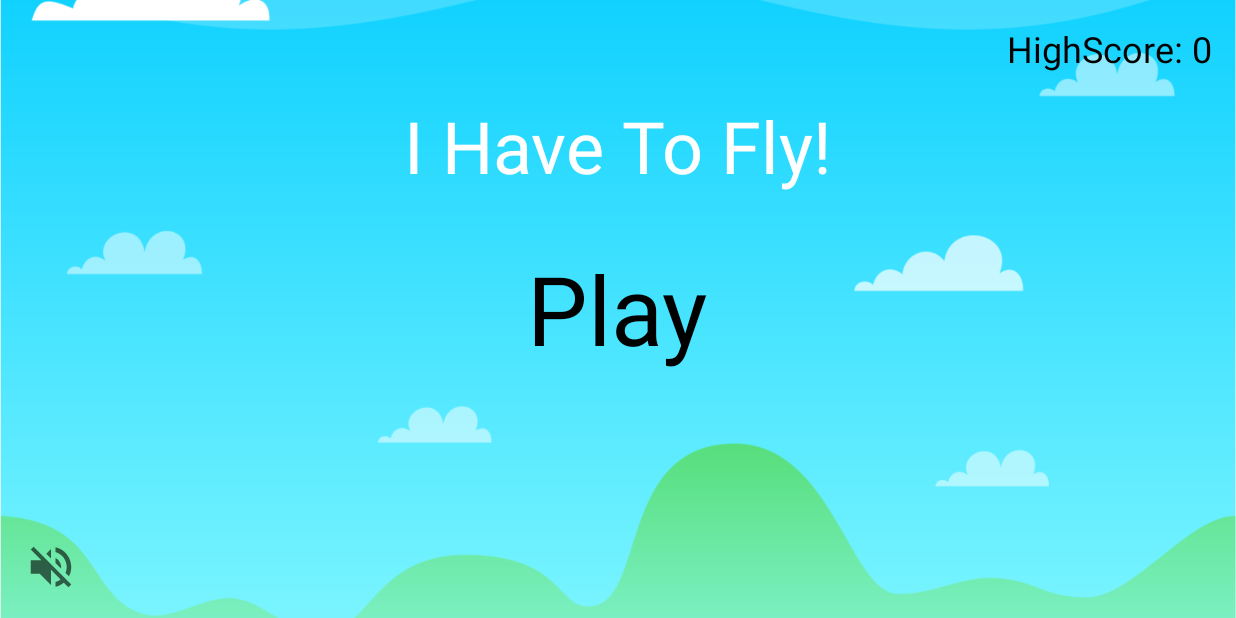
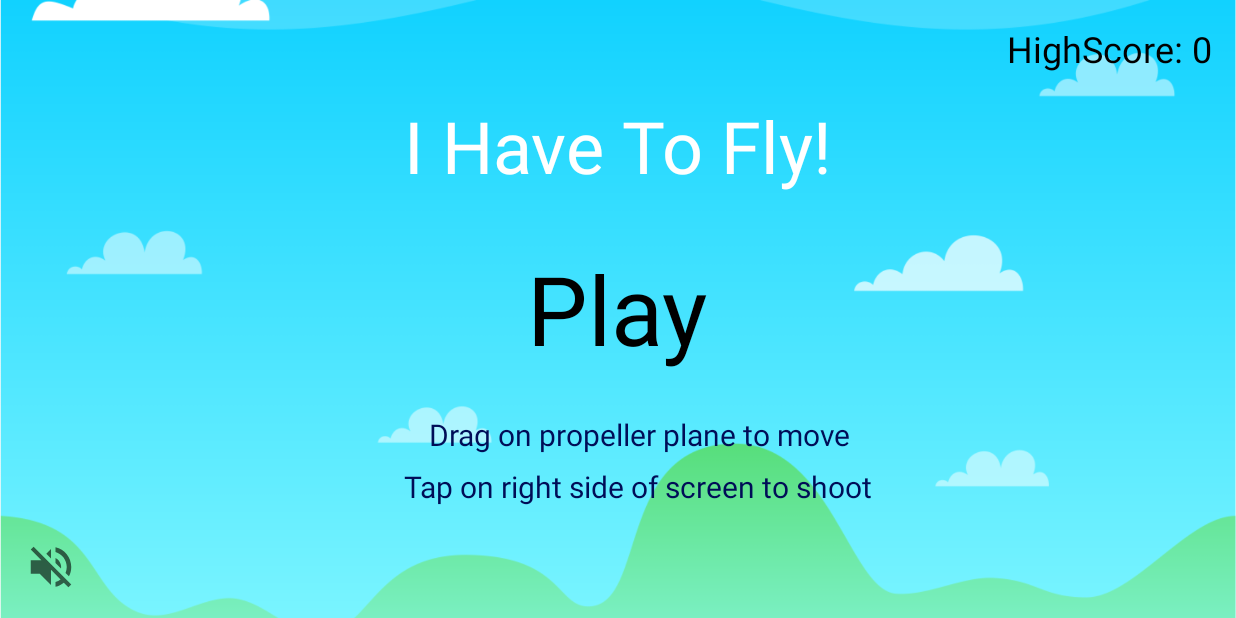
Before and after one commit to aychou/MasksApp, an Android app: the screen it shows after launch (MainActivity), on a phone screen of 824 x 412 dp (held sideways). Run offline under Robolectric (Android 15) with nearby library versions, the phone set to English and light mode, and no system bars.

Commit message:
its 2:43am

```diff
--- a/app/src/main/java/com/example/masks/Flight.java
+++ b/app/src/main/java/com/example/masks/Flight.java
@@ -16,7 +16,7 @@ public class Flight {
 	public Bitmap[] shootBitmaps, flights;
 	private GameView gameView;
 
-	public Flight(GameView gameView, int screenY, Resources res) {
+	public Flight(GameView gameView, int screenY, int screenX, Resources res) {
 		this.gameView = gameView;
 
 		flights = new Bitmap[] {
@@ -24,8 +24,8 @@ public class Flight {
 			BitmapFactory.decodeResource(res, R.drawable.fly2)
 		};
 
-		width = (int) (flights[0].getWidth() / 3.5 * screenRatioX);
-		height = (int) (flights[0].getHeight() / 3.5 * screenRatioY);
+		width = (int) ( Math.max(1, (int)(.13*(float)(screenX))));
+		height = (int) (Math.max(1, (int)(.1*(float)(screenX))));
 
 		flights[0] = Bitmap.createScaledBitmap(flights[0], width, height, false);
 		flights[1] = Bitmap.createScaledBitmap(flights[1], width, height, false);
--- a/app/src/main/java/com/example/masks/GameActivity.java
+++ b/app/src/main/java/com/example/masks/GameActivity.java
@@ -26,12 +26,15 @@ public class GameActivity extends AppCompatActivity {
 	@Override
 	protected void onPause() {
 		super.onPause();
+		BackgroundMusic.getMedia(this).pause();
 		gameView.pause();
 	}
 
 	@Override
 	protected void onResume() {
 		super.onResume();
+		BackgroundMusic.getMedia(this).play();
 		gameView.resume();
 	}
+
 }
--- a/app/src/main/java/com/example/masks/Germ.java
+++ b/app/src/main/java/com/example/masks/Germ.java
@@ -14,7 +14,7 @@ public class Germ {
 	public int x, y, width, height, germCounter = 1;
 	public Bitmap germ1, germ2, germ3, germ4;
 
-	public Germ(Resources res) {
+	public Germ(Resources res, int screenX, int screenY) {
 		germ1 = BitmapFactory.decodeResource(res, R.drawable.germ1);
 		germ2 = BitmapFactory.decodeResource(res, R.drawable.germ2);
 		germ3 = BitmapFactory.decodeResource(res, R.drawable.germ4);
@@ -23,8 +23,8 @@ public class Germ {
 		width = germ1.getWidth();
 		height = germ1.getHeight();
 
-		width /= 6;
-		height /= 6;
+		width = Math.max(1, (int)(.04*(float)(screenX)));
+		height = Math.max(1, (int)(.04*(float)screenX));
 
 		width = (int) (screenRatioX * width);
 		height = (int) (screenRatioY * height);
--- a/app/src/main/java/com/example/masks/MainActivity.java
+++ b/app/src/main/java/com/example/masks/MainActivity.java
@@ -65,4 +65,14 @@ public class MainActivity extends AppCompatActivity {
 			}
 		});
 	}
+	@Override
+	public void onPause() {
+		super.onPause();
+		BackgroundMusic.getMedia(this).pause();
+	}
+	@Override
+	public void onResume() {
+		super.onResume();
+		BackgroundMusic.getMedia(this).play();
+	}
 }
--- a/app/src/main/res/layout/activity_main.xml
+++ b/app/src/main/res/layout/activity_main.xml
@@ -9,8 +9,8 @@
     <ImageView
         android:layout_width="match_parent"
         android:layout_height="match_parent"
-        android:src="@drawable/background"
-        android:scaleType="centerCrop"/>
+        android:scaleType="centerCrop"
+        android:src="@drawable/background" />
 
     <TextView
         android:layout_width="wrap_content"
@@ -49,4 +49,44 @@
         android:id="@+id/volumeCtrl"
         android:src="@drawable/ic_baseline_volume_off_24"/>
 
+    <TextView
+        android:id="@+id/textView"
+        android:layout_width="wrap_content"
+        android:layout_height="34dp"
+        android:layout_below="@+id/play"
+        android:layout_alignStart="@+id/play"
+        android:layout_alignLeft="@+id/play"
+        android:layout_alignEnd="@+id/play"
+        android:layout_alignRight="@+id/play"
+        android:layout_alignParentBottom="true"
+        android:layout_marginStart="-65dp"
+        android:layout_marginLeft="-65dp"
+        android:layout_marginTop="27dp"
+        android:layout_marginEnd="-107dp"
+        android:layout_marginRight="-107dp"
+        android:layout_marginBottom="102dp"
+        android:text="Drag on propeller plane to move"
+        android:textColor="#000D57"
+        android:textSize="20sp" />
+
+    <TextView
+        android:id="@+id/textView2"
+        android:layout_width="wrap_content"
+        android:layout_height="35dp"
+        android:layout_below="@+id/play"
+        android:layout_alignStart="@+id/play"
+        android:layout_alignLeft="@+id/play"
+        android:layout_alignEnd="@+id/play"
+        android:layout_alignRight="@+id/play"
+        android:layout_alignParentBottom="true"
+        android:layout_marginStart="-82dp"
+        android:layout_marginLeft="-82dp"
+        android:layout_marginTop="62dp"
+        android:layout_marginEnd="-123dp"
+        android:layout_marginRight="-123dp"
+        android:layout_marginBottom="66dp"
+        android:text="Tap on right side of screen to shoot"
+        android:textColor="#000D57"
+        android:textSize="20sp" />
+
 </RelativeLayout>
```
Also changed, not shown: app/src/main/java/com/example/masks/GameView.java (+4 -4 lines).
